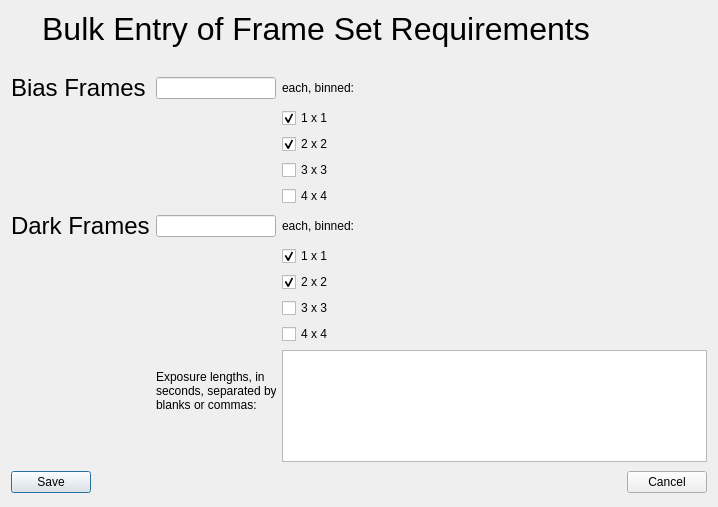
Before: the Qt Designer form BulkEntry.ui in RMcDOttawa/pySkyDarks3, drawn with Qt 5.
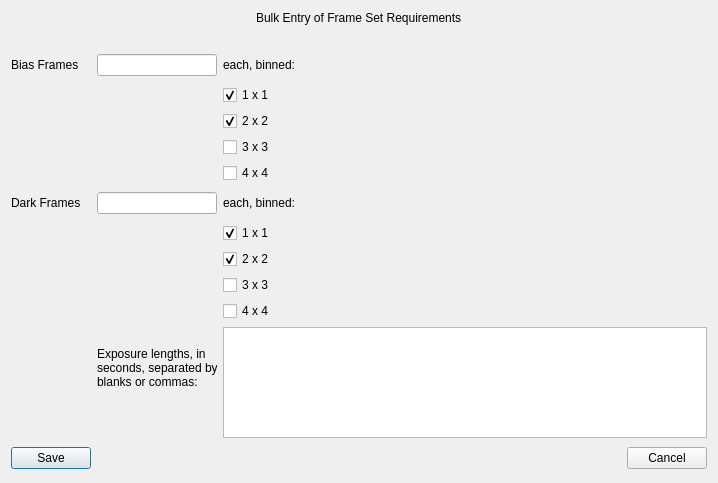
After: the same form once the commit is applied.

Commit message: Extend programmatic setting of title font sizes to the add-frames and bulk-entry dialogs

The edit to the form file:
```diff
--- a/BulkEntry.ui
+++ b/BulkEntry.ui
@@ -7,7 +7,7 @@
     <x>0</x>
     <y>0</y>
     <width>718</width>
-    <height>507</height>
+    <height>483</height>
    </rect>
   </property>
   <property name="sizePolicy">
@@ -20,13 +20,6 @@
    <string>Dialog</string>
   </property>
   <layout class="QGridLayout" name="gridLayout">
-   <item row="0" column="0" colspan="4">
-    <widget class="QLabel" name="label">
-     <property name="text">
-      <string>&lt;html&gt;&lt;head/&gt;&lt;body&gt;&lt;p align=&quot;center&quot;&gt;&lt;span style=&quot; font-size:24pt;&quot;&gt;Bulk Entry of Frame Set Requirements&lt;/span&gt;&lt;/p&gt;&lt;/body&gt;&lt;/html&gt;</string>
-     </property>
-    </widget>
-   </item>
    <item row="1" column="0">
     <spacer name="verticalSpacer">
      <property name="orientation">
@@ -46,7 +39,7 @@
    <item row="2" column="0">
     <widget class="QLabel" name="label_2">
      <property name="text">
-      <string>&lt;html&gt;&lt;head/&gt;&lt;body&gt;&lt;p&gt;&lt;span style=&quot; font-size:18pt;&quot;&gt;Bias Frames&lt;/span&gt;&lt;/p&gt;&lt;/body&gt;&lt;/html&gt;</string>
+      <string>Bias Frames</string>
      </property>
     </widget>
    </item>
@@ -130,7 +123,7 @@
    <item row="4" column="0">
     <widget class="QLabel" name="label_4">
      <property name="text">
-      <string>&lt;html&gt;&lt;head/&gt;&lt;body&gt;&lt;p&gt;&lt;span style=&quot; font-size:18pt;&quot;&gt;Dark Frames&lt;/span&gt;&lt;/p&gt;&lt;/body&gt;&lt;/html&gt;</string>
+      <string>Dark Frames</string>
      </property>
     </widget>
    </item>
@@ -273,6 +266,13 @@
      </property>
     </widget>
    </item>
+   <item row="0" column="0" colspan="5" alignment="Qt::AlignHCenter">
+    <widget class="QLabel" name="MainTitle_1">
+     <property name="text">
+      <string>Bulk Entry of Frame Set Requirements</string>
+     </property>
+    </widget>
+   </item>
   </layout>
  </widget>
  <resources/>
```
Left out of the diff: 4 changed lines with no effect on the pictures. The commit also changes 3 other files.
